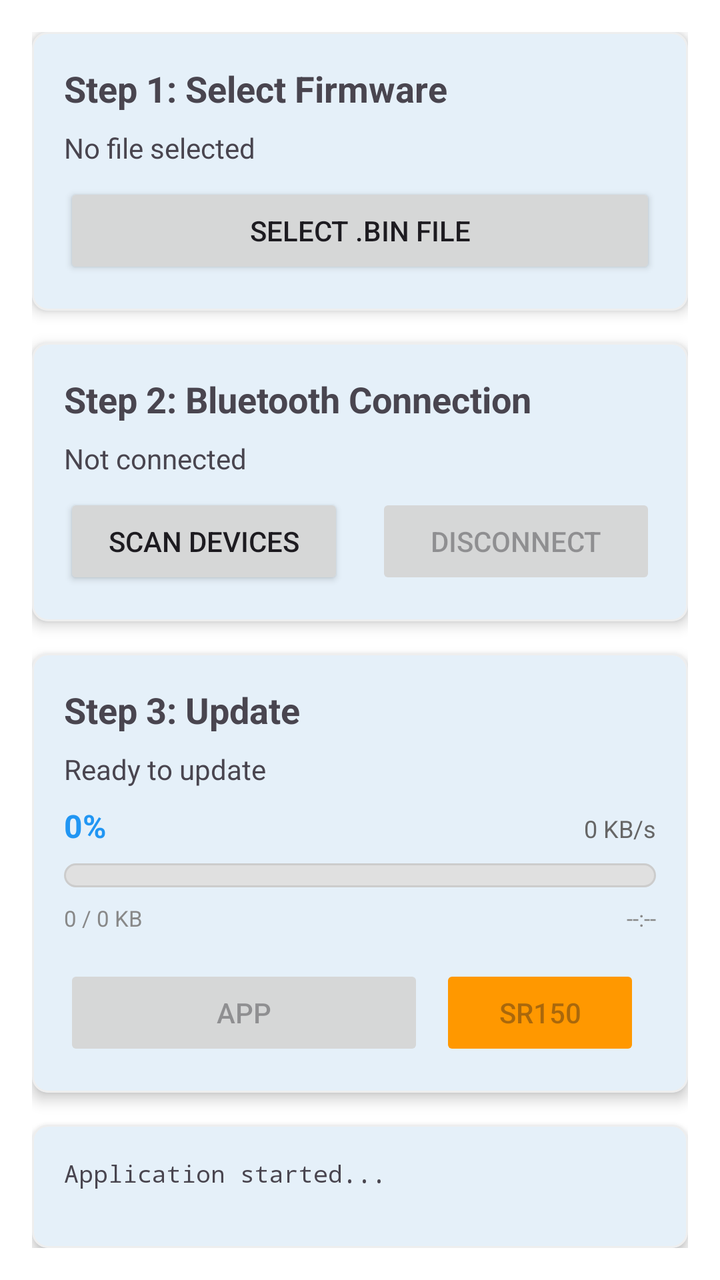
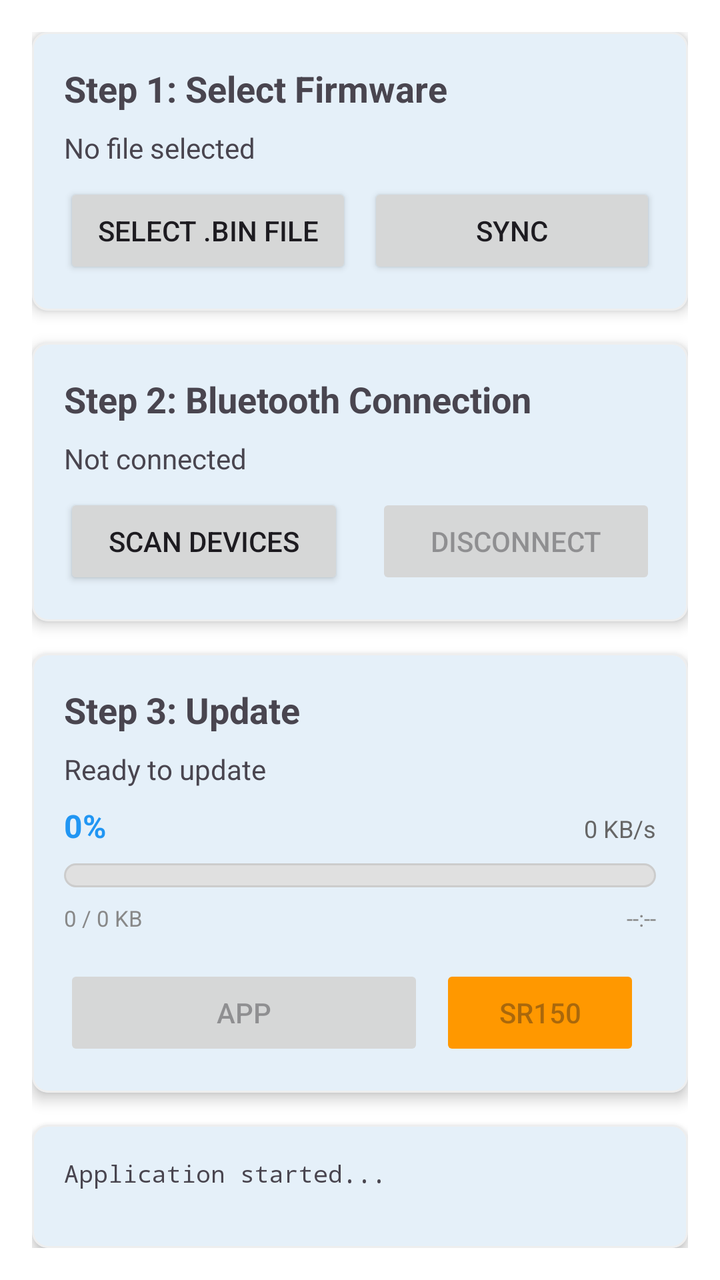

Two renders of the same Android screen: before a commit and after it. Below are the layout's source before the change and the commit's diff.
<!-- AndroidManifest.xml: application theme Theme.UWBOTA -->
<!-- res/layout/fragment_home.xml -->
<?xml version="1.0" encoding="utf-8"?>
<LinearLayout xmlns:android="http://schemas.android.com/apk/res/android"
    xmlns:app="http://schemas.android.com/apk/res-auto"
    android:layout_width="match_parent"
    android:layout_height="match_parent"
    android:orientation="vertical"
    android:padding="16dp">

    
    <com.google.android.material.card.MaterialCardView
        android:layout_width="match_parent"
        android:layout_height="wrap_content"
        android:layout_marginBottom="16dp"
        app:cardCornerRadius="8dp"
        app:cardElevation="4dp">

        <LinearLayout
            android:layout_width="match_parent"
            android:layout_height="wrap_content"
            android:orientation="vertical"
            android:padding="16dp">

            <TextView
                android:layout_width="match_parent"
                android:layout_height="wrap_content"
                android:text="Step 1: Select Firmware"
                android:textSize="18sp"
                android:textStyle="bold"
                android:layout_marginBottom="8dp" />

            <TextView
                android:id="@+id/tvSelectedFile"
                android:layout_width="match_parent"
                android:layout_height="wrap_content"
                android:text="No file selected"
                android:textSize="14sp"
                android:layout_marginBottom="8dp" />

            <Button
                android:id="@+id/btnSelectFile"
                android:layout_width="match_parent"
                android:layout_height="wrap_content"
                android:text="Select .bin File" />

        </LinearLayout>
    </com.google.android.material.card.MaterialCardView>

    
    <com.google.android.material.card.MaterialCardView
        android:layout_width="match_parent"
        android:layout_height="wrap_content"
        android:layout_marginBottom="16dp"
        app:cardCornerRadius="8dp"
        app:cardElevation="4dp">

        <LinearLayout
            android:layout_width="match_parent"
            android:layout_height="wrap_content"
            android:orientation="vertical"
            android:padding="16dp">

            <TextView
                android:layout_width="match_parent"
                android:layout_height="wrap_content"
                android:text="Step 2: Bluetooth Connection"
                android:textSize="18sp"
                android:textStyle="bold"
                android:layout_marginBottom="8dp" />

            <TextView
                android:id="@+id/tvConnectionStatus"
                android:layout_width="match_parent"
                android:layout_height="wrap_content"
                android:text="Not connected"
                android:textSize="14sp"
                android:layout_marginBottom="8dp" />

            <LinearLayout
                android:layout_width="match_parent"
                android:layout_height="wrap_content"
                android:orientation="horizontal">

                <Button
                    android:id="@+id/btnScanDevices"
                    android:layout_width="0dp"
                    android:layout_height="wrap_content"
                    android:layout_weight="1"
                    android:layout_marginEnd="8dp"
                    android:text="Scan Devices" />

                <Button
                    android:id="@+id/btnDisconnect"
                    android:layout_width="0dp"
                    android:layout_height="wrap_content"
                    android:layout_weight="1"
                    android:layout_marginStart="8dp"
                    android:text="Disconnect"
                    android:enabled="false" />

            </LinearLayout>

        </LinearLayout>
    </com.google.android.material.card.MaterialCardView>

    
    <com.google.android.material.card.MaterialCardView
        android:layout_width="match_parent"
        android:layout_height="wrap_content"
        android:layout_marginBottom="16dp"
        app:cardCornerRadius="8dp"
        app:cardElevation="4dp">

        <LinearLayout
            android:layout_width="match_parent"
            android:layout_height="wrap_content"
            android:orientation="vertical"
            android:padding="16dp">

            <TextView
                android:layout_width="match_parent"
                android:layout_height="wrap_content"
                android:text="Step 3: Update"
                android:textSize="18sp"
                android:textStyle="bold"
                android:layout_marginBottom="8dp" />

            <TextView
                android:id="@+id/tvUpdateStatus"
                android:layout_width="match_parent"
                android:layout_height="wrap_content"
                android:text="Ready to update"
                android:textSize="14sp"
                android:layout_marginBottom="8dp" />

            
            <LinearLayout
                android:layout_width="match_parent"
                android:layout_height="wrap_content"
                android:orientation="vertical"
                android:layout_marginBottom="16dp">

                
                <LinearLayout
                    android:layout_width="match_parent"
                    android:layout_height="wrap_content"
                    android:orientation="horizontal"
                    android:layout_marginBottom="8dp">

                    <TextView
                        android:id="@+id/tvProgress"
                        android:layout_width="0dp"
                        android:layout_height="wrap_content"
                        android:layout_weight="1"
                        android:text="0%"
                        android:textSize="16sp"
                        android:textStyle="bold"
                        android:textColor="#2196F3" />

                    <TextView
                        android:id="@+id/tvTransferSpeed"
                        android:layout_width="wrap_content"
                        android:layout_height="wrap_content"
                        android:text="0 KB/s"
                        android:textSize="12sp"
                        android:textColor="#666666" />

                </LinearLayout>

                
                <ProgressBar
                    android:id="@+id/progressBar"
                    style="?android:attr/progressBarStyleHorizontal"
                    android:layout_width="match_parent"
                    android:layout_height="12dp"
                    android:layout_marginBottom="8dp"
                    android:max="100"
                    android:progress="0"
                    android:progressDrawable="@drawable/custom_progress_bar" />

                
                <LinearLayout
                    android:layout_width="match_parent"
                    android:layout_height="wrap_content"
                    android:orientation="horizontal">

                    <TextView
                        android:id="@+id/tvDataTransferred"
                        android:layout_width="0dp"
                        android:layout_height="wrap_content"
                        android:layout_weight="1"
                        android:text="0 / 0 KB"
                        android:textSize="11sp"
                        android:textColor="#888888" />

                    <TextView
                        android:id="@+id/tvTimeRemaining"
                        android:layout_width="wrap_content"
                        android:layout_height="wrap_content"
                        android:text="--:--"
                        android:textSize="11sp"
                        android:textColor="#888888" />

                </LinearLayout>

            </LinearLayout>

            <LinearLayout
                android:layout_width="match_parent"
                android:layout_height="wrap_content"
                android:orientation="horizontal"
                android:gravity="center_vertical">

                <Button
                    android:id="@+id/btnStartUpdate"
                    android:layout_width="0dp"
                    android:layout_height="wrap_content"
                    android:layout_weight="1"
                    android:text="App"
                    android:enabled="false"
                    android:layout_marginEnd="4dp"/>

                <Button
                    android:id="@+id/btnSR150Update"
                    android:layout_width="wrap_content"
                    android:layout_height="wrap_content"
                    android:text="SR150"
                    android:enabled="false"
                    android:layout_marginStart="4dp"
                    android:layout_marginEnd="8dp"
                    android:minWidth="100dp"
                    android:backgroundTint="#FF9800" />

            </LinearLayout>

        </LinearLayout>
    </com.google.android.material.card.MaterialCardView>

    
    <com.google.android.material.card.MaterialCardView
        android:layout_width="match_parent"
        android:layout_height="0dp"
        android:layout_weight="1"
        app:cardCornerRadius="8dp"
        app:cardElevation="4dp">

        <ScrollView
            android:layout_width="match_parent"
            android:layout_height="match_parent"
            android:padding="16dp">

            <TextView
                android:id="@+id/tvLog"
                android:layout_width="match_parent"
                android:layout_height="wrap_content"
                android:text="Application started...\n"
                android:textSize="12sp"
                android:fontFamily="monospace"
                android:textIsSelectable="true" />

        </ScrollView>
    </com.google.android.material.card.MaterialCardView>

</LinearLayout>
<!-- resources referenced by this layout -->
<resources>
  <!-- drawable custom_progress_bar (drawable) -->
  <?xml version="1.0" encoding="utf-8"?>
  <layer-list xmlns:android="http://schemas.android.com/apk/res/android">
      
      <item android:id="@android:id/background">
          <shape android:shape="rectangle">
              <corners android:radius="12dp" />
              <solid android:color="#E0E0E0" />
              <stroke
                  android:width="1dp"
                  android:color="#CCCCCC" />
          </shape>
      </item>
      
      
      <item android:id="@android:id/progress">
          <clip>
              <shape android:shape="rectangle">
                  <corners android:radius="12dp" />
                  <gradient
                      android:startColor="#4CAF50"
                      android:centerColor="#66BB6A"
                      android:endColor="#81C784"
                      android:angle="0" />
              </shape>
          </clip>
      </item>
  </layer-list>
  <style name="Theme.UWBOTA" parent="Theme.Material3.DayNight.NoActionBar">
          
          <item name="colorPrimary">#2196F3</item>
          <item name="colorOnPrimary">#FFFFFF</item>
          <item name="colorPrimaryContainer">#E3F2FD</item>
          <item name="colorOnPrimaryContainer">#0D47A1</item>
          
          
          <item name="colorSecondary">#00BCD4</item>
          <item name="colorOnSecondary">#FFFFFF</item>
          <item name="colorSecondaryContainer">#E0F7FA</item>
          <item name="colorOnSecondaryContainer">#006064</item>
          
          
          <item name="colorSurface">#FAFAFA</item>
          <item name="colorOnSurface">#212121</item>
          <item name="colorSurfaceVariant">#F5F5F5</item>
          <item name="colorOnSurfaceVariant">#424242</item>
          
          
          <item name="android:colorBackground">#FFFFFF</item>
          <item name="colorOnBackground">#1C1B1F</item>
          
          
          <item name="android:statusBarColor">@android:color/transparent</item>
          <item name="android:windowLightStatusBar">true</item>
          
          
          <item name="android:navigationBarColor">@android:color/transparent</item>
          <item name="android:windowLightNavigationBar">true</item>
          
          
          <item name="android:windowDrawsSystemBarBackgrounds">true</item>
          <item name="android:fitsSystemWindows">false</item>
          
          
          <item name="colorError">#F44336</item>
          <item name="colorOnError">#FFFFFF</item>
          
          
          <item name="colorOutline">#E0E0E0</item>
          <item name="colorOutlineVariant">#EEEEEE</item>
      </style>
</resources>

<!-- the commit's change to res/layout/fragment_home.xml (unified diff, before → after) -->
@@ -36,11 +36,28 @@
                 android:textSize="14sp"
                 android:layout_marginBottom="8dp" />
 
-            <Button
-                android:id="@+id/btnSelectFile"
-                android:layout_width="match_parent"
-                android:layout_height="wrap_content"
-                android:text="Select .bin File" />
+            <LinearLayout
+                android:layout_width="match_parent"
+                android:layout_height="wrap_content"
+                android:orientation="horizontal">
+
+                <Button
+                    android:id="@+id/btnSelectFile"
+                    android:layout_width="0dp"
+                    android:layout_height="wrap_content"
+                    android:layout_weight="1"
+                    android:layout_marginEnd="4dp"
+                    android:text="Select .bin File" />
+
+                <Button
+                    android:id="@+id/btnSyncGitee"
+                    android:layout_width="0dp"
+                    android:layout_height="wrap_content"
+                    android:layout_weight="1"
+                    android:layout_marginStart="4dp"
+                    android:text="Sync" />
+
+            </LinearLayout>
 
         </LinearLayout>
     </com.google.android.material.card.MaterialCardView>
